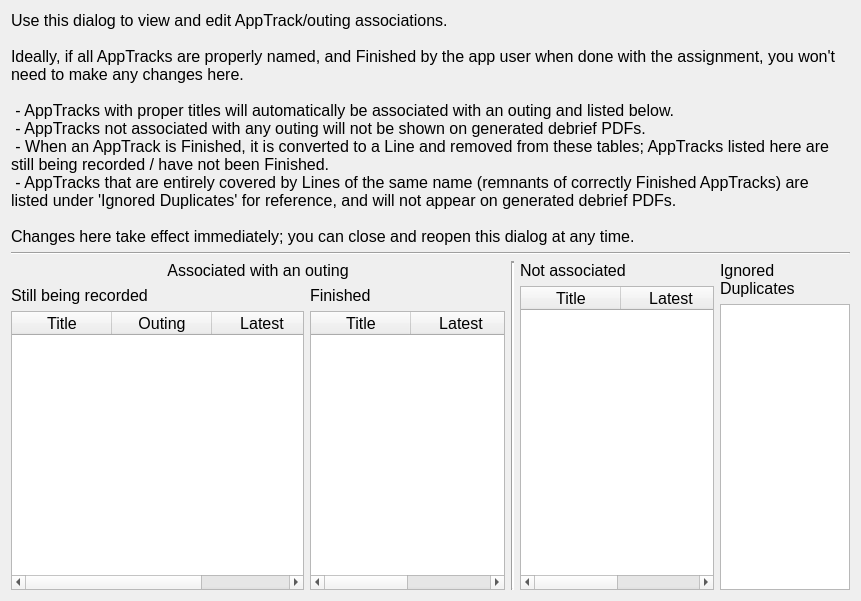
Old version of the form appTracksDialog.ui in the repository ncssar/plans_console.
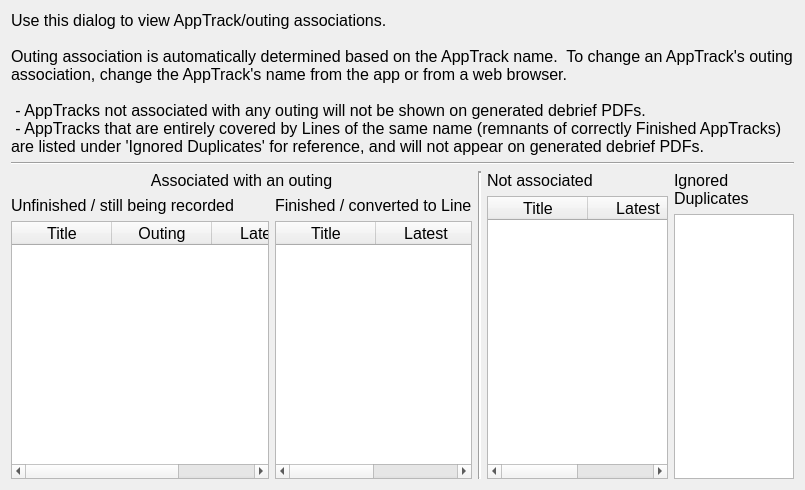
New version of the form.

```diff
--- a/appTracksDialog.ui
+++ b/appTracksDialog.ui
@@ -6,10 +6,16 @@
    <rect>
     <x>0</x>
     <y>0</y>
-    <width>861</width>
-    <height>601</height>
+    <width>805</width>
+    <height>490</height>
    </rect>
   </property>
+  <property name="sizePolicy">
+   <sizepolicy hsizetype="Preferred" vsizetype="Minimum">
+    <horstretch>0</horstretch>
+    <verstretch>0</verstretch>
+   </sizepolicy>
+  </property>
   <property name="font">
    <font>
     <family>Arial</family>
@@ -20,6 +26,9 @@
    <string>AppTracks Summary</string>
   </property>
   <layout class="QVBoxLayout" name="verticalLayout">
+   <property name="sizeConstraint">
+    <enum>QLayout::SetMinimumSize</enum>
+   </property>
    <item>
     <widget class="QLabel" name="label">
      <property name="sizePolicy">
@@ -29,16 +38,15 @@
       </sizepolicy>
      </property>
      <property name="text">
-      <string>Use this dialog to view and edit AppTrack/outing associations.
+      <string>Use this dialog to view AppTrack/outing associations.
 
-Ideally, if all AppTracks are properly named, and Finished by the app user when done with the assignment, you won't need to make any changes here.
+Outing association is automatically determined based on the AppTrack name.  To change an AppTrack's outing association, change the AppTrack's name from the app or from a web browser.
 
- - AppTracks with proper titles will automatically be associated with an outing and listed below.
  - AppTracks not associated with any outing will not be shown on generated debrief PDFs.
- - When an AppTrack is Finished, it is converted to a Line and removed from these tables; AppTracks listed here are still being recorded / have not been Finished.
- - AppTracks that are entirely covered by Lines of the same name (remnants of correctly Finished AppTracks) are listed under 'Ignored Duplicates' for reference, and will not appear on generated debrief PDFs.
-
-Changes here take effect immediately; you can close and reopen this dialog at any time.</string>
+ - AppTracks that are entirely covered by Lines of the same name (remnants of correctly Finished AppTracks) are listed under 'Ignored Duplicates' for reference, and will not appear on generated debrief PDFs.</string>
+     </property>
+     <property name="alignment">
+      <set>Qt::AlignLeading|Qt::AlignLeft|Qt::AlignTop</set>
      </property>
      <property name="wordWrap">
       <bool>true</bool>
@@ -73,7 +81,7 @@
            <item>
             <widget class="QLabel" name="label_2">
              <property name="text">
-              <string>Still being recorded</string>
+              <string>Unfinished / still being recorded</string>
              </property>
             </widget>
            </item>
@@ -121,7 +129,7 @@
            <item>
             <widget class="QLabel" name="label_3">
              <property name="text">
-              <string>Finished</string>
+              <string>Finished / converted to Line</string>
              </property>
             </widget>
            </item>
```
